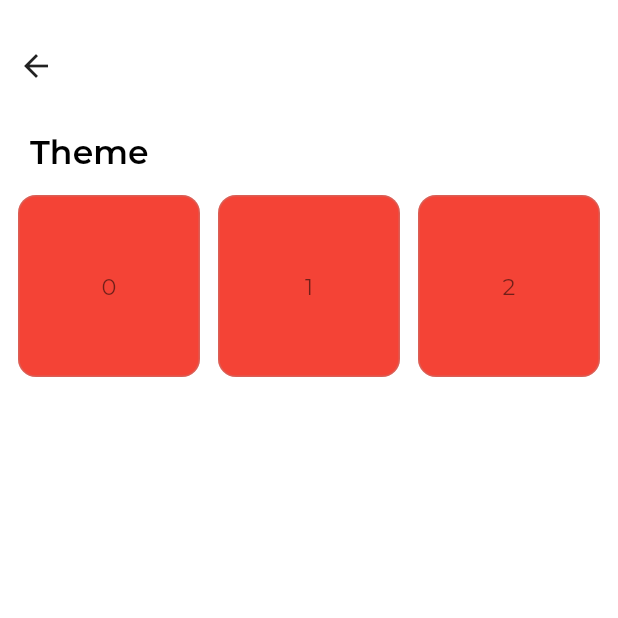
After one commit to nzkn/room, a Flutter app: the ThemeScreen screen opened by its route, on a phone screen of 412 x 824 dp, the top half of it. The commit adds this screen. Run offline on Flutter 3.47's test engine with Material 2 defaults, Android fonts, the phone set to English and light mode, and no system bars; our stand-ins replace cloud_firestore, email_validator, firebase_auth, firebase_core, firebase_messaging, firebase_storage and 7 more; missing offline and left inert: flutter_facebook_login; accounts and stored records are empty.

```diff
--- a/assets/i18n/en.json
+++ b/assets/i18n/en.json
@@ -43,9 +43,12 @@
   "main_sc_chat" : "Chat",
   "main_sc_profile" : "Profile",
   "main_sc_language" : "Language",
+  "main_sc_background" : "Theme",
   "main_sc_log_out" : "Log Out",
 
   "language_set_sc_language" : "Language",
   "language_set_sc_ukrainian" : "Ukrainian",
-  "language_set_sc_english" : "English"
+  "language_set_sc_english" : "English",
+
+  "theme_set_sc_english" : "Theme"
 }
--- a/assets/i18n/uk.json
+++ b/assets/i18n/uk.json
@@ -40,9 +40,14 @@
   "main_sc_chat" : "Чат",
   "main_sc_profile" : "Профіль",
   "main_sc_language" : "Мова",
+  "main_sc_background" : "Тема",
   "main_sc_log_out" : "Вийти",
 
   "language_set_sc_language" : "Мова",
   "language_set_sc_ukrainian" : "Українська",
-  "language_set_sc_english" : "Англійська"
+  "language_set_sc_english" : "Англійська",
+
+  "theme_set_sc_english" : "Тема"
+
+
 }
--- a/lib/app.dart
+++ b/lib/app.dart
@@ -14,6 +14,7 @@ import 'package:room/modules/main/blocs/user_bloc.dart';
 import 'package:room/modules/main/main_screen.dart';
 import 'package:room/modules/onboarding/onboarding_screen.dart';
 import 'package:room/modules/auth/language_screen.dart';
+import 'package:room/modules/settings/theme_screen.dart';
 
 import 'core/app_data.dart';
 import 'modules/settings/language_screen.dart';
@@ -96,6 +97,9 @@ class App extends StatelessWidget {
       case RouteNames.languageSettingsRoute:
         page = LanguageSettingScreen();
         break;
+      case RouteNames.themeSettingsRoute:
+        page = ThemeScreen();
+        break;
     }
 
     return MaterialPageRoute(builder: (context) => page, settings: settings);
--- a/lib/core/repositories/chat_repository.dart
+++ b/lib/core/repositories/chat_repository.dart
@@ -11,7 +11,11 @@ class ChatRepository {
   }
 
   Stream<List<Message>> getMessages() {
-    final messages = FirebaseFirestore.instance.collection('chat').snapshots().map((data) {
+    final messages = FirebaseFirestore.instance
+        .collection('chat')
+        .orderBy('createdAt', descending: true)
+        .snapshots()
+        .map((data) {
       return data.docs.map((doc) {
         return Message.fromJson(doc.data());
       }).toList();
--- a/lib/core/router/route_names.dart
+++ b/lib/core/router/route_names.dart
@@ -6,6 +6,7 @@ class RouteNames {
   static const String resetPasswordRoute = "/reset-password";
   static const String mainRoute = "/main";
   static const String languageSettingsRoute = "/language-settings";
+  static const String themeSettingsRoute = "/theme-settings";
   static const String signUpMethodRoute = "/sign-up-method";
   static const String languageRoute = "/language";
 
--- a/lib/modules/chat/widgets/user_message_wdget.dart
+++ b/lib/modules/chat/widgets/user_message_wdget.dart
@@ -30,17 +30,21 @@ class UserMessageWidget extends StatelessWidget {
             padding: const EdgeInsets.all(8.0),
             child: Column(
               children: [
-                if (message?.nickname != null && (message?.nickname?.isNotEmpty ?? false))
+                if (message?.nickname != null && (message?.nickname?.isNotEmpty ?? false))...[
                   Row(
                     children: [
                       Text(
                         message.nickname,
                         style: TextStyle(
-                          color: Colors.black87,
+                          color: Colors.blueAccent.withOpacity(0.6),
+                          fontWeight: FontWeight.w500,
+                          fontSize: 14.0,
                         ),
                       ),
                     ],
                   ),
+                  const SizedBox(height: 3.0),
+                ],
                 Row(
                   children: [
                     Expanded(
--- a/lib/modules/settings/settings_screen.dart
+++ b/lib/modules/settings/settings_screen.dart
@@ -53,6 +53,8 @@ class _SettingsScreenState extends State<SettingsScreen> {
                       const SizedBox(height: 20.0),
                       UiUtils.buildDivider(),
                       _buildLanguageButton(),
+                      UiUtils.buildDivider(),
+                      _buildThemeButton(),
                       UiUtils.buildDivider(),
                       _buildLogOutButton(),
                       UiUtils.buildDivider(),
@@ -139,14 +141,7 @@ class _SettingsScreenState extends State<SettingsScreen> {
   Widget _buildUserNicknameWidget(String fullName) {
     if (!_isEditingName) {
       return InkWell(
-        onTap: () {
-          setState(() {
-            _isEditingName = !_isEditingName;
-            if (fullName != null) {
-              _controller.text = fullName;
-            }
-          });
-        },
+        onTap: () => _onNicknameTap(fullName),
         child: Row(
           mainAxisAlignment: MainAxisAlignment.center,
           children: [
@@ -203,6 +198,23 @@ class _SettingsScreenState extends State<SettingsScreen> {
     }
   }
 
+  void _onNicknameTap(String fullName) {
+    setState(() {
+      _isEditingName = !_isEditingName;
+      if (fullName != null) {
+        _controller.text = fullName;
+      }
+    });
+  }
+
+  Widget _buildThemeButton() {
+    return _buildButton(_onThemeTap, Icons.color_lens, 'main_sc_background');
+  }
+
+  void _onThemeTap() {
+    Navigator.pushNamed(context, RouteNames.themeSettingsRoute);
+  }
+
   Widget _buildLogOutButton() {
     return _buildButton(_onLogOutTap, Icons.logout, 'main_sc_log_out');
   }
--- /dev/null
+++ b/lib/modules/settings/theme_screen.dart
@@ -0,0 +1,90 @@
+import 'package:flutter/material.dart';
+import 'package:room/localization/app_localizations.dart';
+import 'package:room/resources/colors_res.dart';
+
+class ThemeScreen extends StatefulWidget {
+  @override
+  _ThemeScreenState createState() => _ThemeScreenState();
+}
+
+class _ThemeScreenState extends State<ThemeScreen> {
+  @override
+  Widget build(BuildContext context) {
+    return Scaffold(
+      backgroundColor: ColorsRes.white,
+      body: SafeArea(
+        child: SingleChildScrollView(
+          child: Column(
+            crossAxisAlignment: CrossAxisAlignment.start,
+            children: [
+              const SizedBox(height: 20.0),
+              _buildBackButtonWidget(),
+              const SizedBox(height: 20.0),
+              _buildTitle(),
+              const SizedBox(height: 15.0),
+              _buildThemeItemWidget(),
+            ],
+          ),
+        ),
+      ),
+    );
+  }
+
+  Widget _buildBackButtonWidget() {
+    return Row(
+      mainAxisAlignment: MainAxisAlignment.start,
+      children: [
+        BackButton(color: Colors.black87),
+      ],
+    );
+  }
+
+  Widget _buildTitle() {
+    return Padding(
+      padding: const EdgeInsets.symmetric(horizontal: 20.0),
+      child: Text(
+        getLocalized(context, 'theme_set_sc_english'),
+        style: TextStyle(
+          fontWeight: FontWeight.w600,
+          color: ColorsRes.black,
+          fontSize: 22.0,
+        ),
+      ),
+    );
+  }
+
+  Widget _buildThemeItemWidget() {
+    return GridView.builder(
+      itemCount: 3,
+      shrinkWrap: true,
+      padding: EdgeInsets.symmetric(horizontal: 12.0),
+      physics: BouncingScrollPhysics(),
+      gridDelegate: SliverGridDelegateWithFixedCrossAxisCount(
+        crossAxisCount: 3,
+        crossAxisSpacing: 12.0,
+        mainAxisSpacing: 12.0,
+        childAspectRatio: 1,
+      ),
+      itemBuilder: (context, index) {
+        return _buildThemeWidget(index.toString());
+      },
+    );
+  }
+
+  Widget _buildThemeWidget(String text) {
+    return Container(
+      decoration: BoxDecoration(
+        color: Colors.red,
+        borderRadius: BorderRadius.circular(12.0),
+        border: Border.all(color: Colors.grey.withOpacity(0.3)),
+      ),
+      child: Center(
+        child: Text(
+          text,
+          style: TextStyle(color: Colors.black54, fontSize: 15.0),
+          textAlign: TextAlign.center,
+        ),
+      ),
+    );
+  }
+}
```
